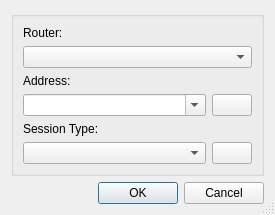
The window that source/console/fast_connect_dialog.ui (dchapyshev/aspia) describes before a commit, drawn with Qt 5.
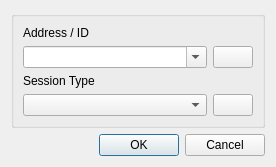
The same window after the commit. Icons and pictures are not drawn.

Commit message: Reworked fast connections in the console.

What changed in the file:
```diff
--- a/source/console/fast_connect_dialog.ui
+++ b/source/console/fast_connect_dialog.ui
@@ -6,8 +6,8 @@
    <rect>
     <x>0</x>
     <y>0</y>
-    <width>275</width>
-    <height>208</height>
+    <width>276</width>
+    <height>163</height>
    </rect>
   </property>
   <property name="sizePolicy">
@@ -19,30 +19,17 @@
   <property name="windowTitle">
    <string>Fast Connect</string>
   </property>
-  <property name="sizeGripEnabled">
-   <bool>true</bool>
-  </property>
-  <layout class="QVBoxLayout" name="verticalLayout">
+  <layout class="QVBoxLayout" name="verticalLayout_2">
    <item>
     <widget class="QGroupBox" name="groupBox">
      <property name="title">
       <string/>
      </property>
-     <layout class="QVBoxLayout" name="verticalLayout_2">
-      <item>
-       <widget class="QLabel" name="label_router">
-        <property name="text">
-         <string>Router:</string>
-        </property>
-       </widget>
-      </item>
-      <item>
-       <widget class="QComboBox" name="combo_router"/>
-      </item>
+     <layout class="QVBoxLayout" name="verticalLayout">
       <item>
        <widget class="QLabel" name="label_address">
         <property name="text">
-         <string>Address:</string>
+         <string>Address / ID</string>
         </property>
        </widget>
       </item>
@@ -80,7 +67,7 @@
       <item>
        <widget class="QLabel" name="label_session_type">
         <property name="text">
-         <string>Session Type:</string>
+         <string>Session Type</string>
         </property>
        </widget>
       </item>
```
The commit also changes 44 other files.
